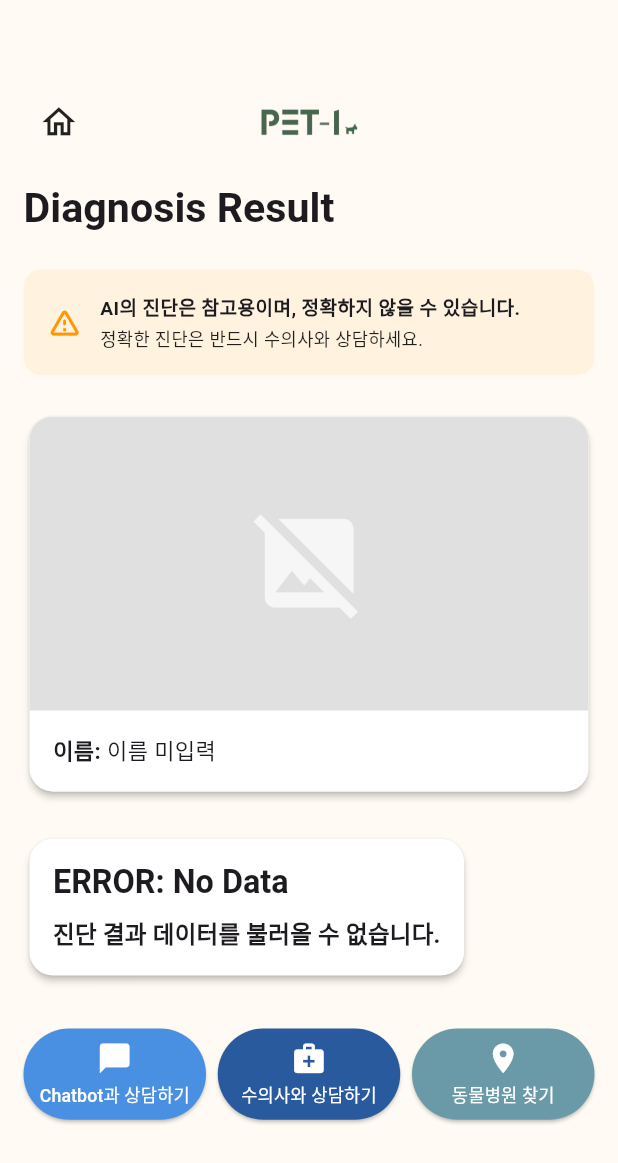
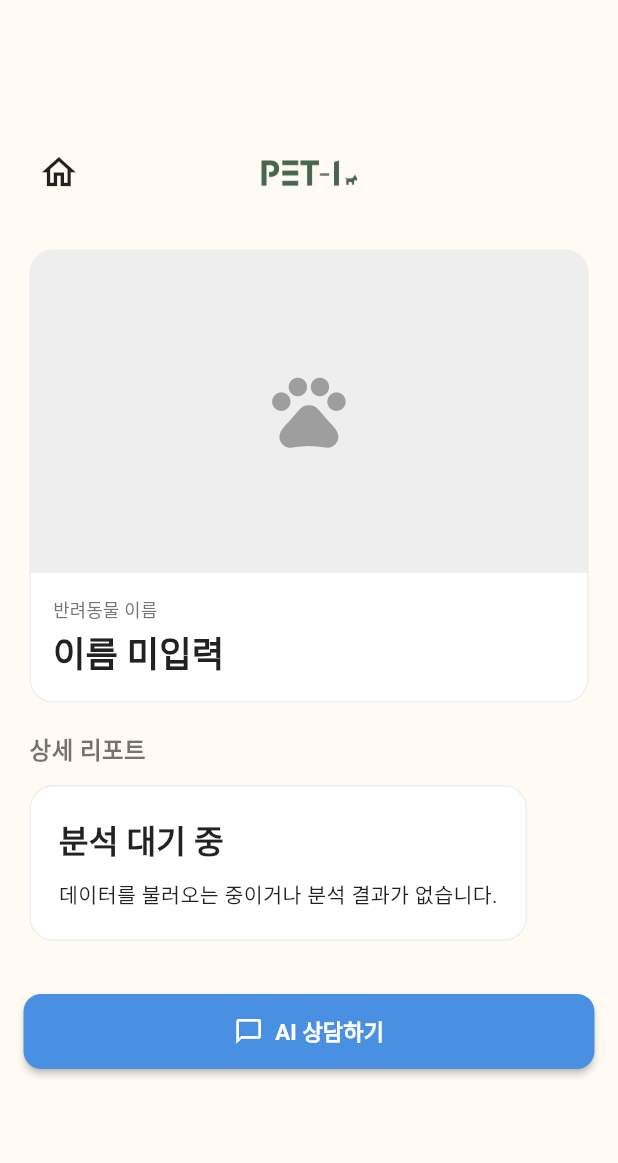
Before and after one commit to pepiproject2025-lang/App, a Flutter app: the DiagResult screen opened by its route, on a phone screen of 412 x 824 dp. Shown: the top 1163 px of the screen. Run offline on Flutter 3.47's test engine with Material 3 defaults, Android fonts, the phone set to English and light mode, and no system bars; drawn by our look-alikes of flutter_markdown; our stand-ins replace image_picker.

Commit message:
Update diag_result_page.dart

```diff
--- a/lib/pages/diag_result_page.dart
+++ b/lib/pages/diag_result_page.dart
@@ -1,12 +1,12 @@
 import 'package:flutter/material.dart';
 import 'package:flutter_markdown/flutter_markdown.dart';
-import 'diag_start_page.dart'; // '/start'에서 사용할 페이지
 import 'dart:typed_data';
 
 const String kDummyMarkdown = '''
-# ERROR: No Data
-## 진단 결과 데이터를 불러올 수 없습니다.
+# 분석 대기 중
+데이터를 불러오는 중이거나 분석 결과가 없습니다.
 ''';
+
 class DiagResult extends StatelessWidget {
   const DiagResult({super.key});
 
@@ -14,19 +14,24 @@ class DiagResult extends StatelessWidget {
   Widget build(BuildContext context) {
     final Color primaryColor = const Color(0xFF4A90E2);
     final Color cardColor = Colors.white;
-    final Color warningColor = const Color(0xFFFFF3E0);
+    // final Color warningColor = const Color(0xFFFFF3E0); // 경고문구 색상
     final TextTheme textTheme = Theme.of(context).textTheme;
 
     final args = ModalRoute.of(context)?.settings.arguments;
+
+    // 데이터 변수 초기화
     String markdown = kDummyMarkdown;
     String petName = "이름 미입력";
     Uint8List? imageBytes;
     String? caseId;
-    dynamic diagnosis;
 
-    if (args is Map){
+    // 🔹 진단명과 증상 파싱을 위한 변수
+    String? diagnosisTitle;
+    List<String> symptomsList = [];
+
+    if (args is Map) {
       final argMd = args['markdown'] as String?;
-      if (argMd != null) {
+      if (argMd != null && argMd.isNotEmpty) {
         markdown = argMd;
       }
       final argName = args['name'] as String?;
@@ -41,11 +46,20 @@ class DiagResult extends StatelessWidget {
       if (argCaseId != null) {
         caseId = argCaseId;
       }
-      diagnosis = args['diagnosis'];
+
+      // 🔹 진단 결과 객체(JSON) 파싱
+      final diagData = args['diagnosis'];
+      if (diagData is Map) {
+        diagnosisTitle = diagData['diagnosis']?.toString();
+        if (diagData['symptoms'] is List) {
+          symptomsList = (diagData['symptoms'] as List)
+              .map((e) => e.toString())
+              .toList();
+        }
+      }
     } else if (args is String) {
       markdown = args;
     }
-
 
     return SafeArea(
       child: Center(
@@ -56,75 +70,43 @@ class DiagResult extends StatelessWidget {
             child: Column(
               crossAxisAlignment: CrossAxisAlignment.start,
               children: [
-                // 🔹 상단 홈 아이콘
-                Row(
-                  children: [
-                    // 왼쪽 홈 아이콘
-                    IconButton(
-                      icon: const Icon(Icons.home_outlined, color: Colors.black87, size: 27),
-                      splashRadius: 22,
-                      onPressed: () {
-                        if (caseId == null){
-                          ScaffoldMessenger.of(context).showSnackBar(
-                            const SnackBar(
-                              content: Text('진단 기록이 저장되지 않았습니다.'),
-                            ),
-                          );
-                          return;
-                        }
-                        Navigator.pushNamedAndRemoveUntil(
-                          context,
-                          '/start',
-                          (route) => false,
-                          arguments: {
-                            'caseId': caseId,
-                            'diagnosis': diagnosis,
-                          },
-                        );
-                      },
-                    ),
+                // 1. 상단 네비게이션 (홈 아이콘)
+                _buildTopBar(context, caseId, diagData: args is Map ? args['diagnosis'] : null),
 
-                    // 가운데 로고
-                    Expanded(
-                      child: Center(
-                        child: Image.asset(
-                          'assets/logo_img.png',
-                          height: 20,
-                        ),
-                      ),
-                    ),
+                const SizedBox(height: 24),
 
-                    // 오른쪽 공간 확보 (아이콘과 균형 맞추기)
-                    const SizedBox(width: 48), // IconButton 크기만큼 맞춰줌
-                  ],
+                // 2. 이미지 & 이름 카드
+                _buildProfileCard(
+                  cardColor,
+                  textTheme,
+                  petName,
+                  caseId,
+                  imageBytes,
                 ),
 
                 const SizedBox(height: 16),
 
-                // 제목
-                Padding(
-                  padding: const EdgeInsets.only(bottom: 24.0),
+                // 3. [핵심] 진단명 & 증상 요약 카드 (새로 추가된 부분)
+                if (diagnosisTitle != null)
+                  _buildDiagnosisSummaryCard(cardColor, textTheme, diagnosisTitle, symptomsList),
+
+                // 진단명이 없는 경우(에러 등)에는 표시 안 함
+                if (diagnosisTitle != null)
+                  const SizedBox(height: 16),
+
+                // 4. 진단 보고서 (마크다운)
+                const Padding(
+                  padding: EdgeInsets.only(left: 4, bottom: 8),
                   child: Text(
-                    'Diagnosis Result',
-                    style: textTheme.headlineMedium?.copyWith(fontWeight: FontWeight.bold),
+                    '상세 리포트',
+                    style: TextStyle(fontSize: 16, fontWeight: FontWeight.bold, color: Colors.black54),
                   ),
                 ),
+                _buildDetailsCard(cardColor, textTheme, markdown),
 
-                _buildWarningCard(warningColor),
-                const SizedBox(height: 24),
-
-                _buildResultSummaryCard(
-                  cardColor,
-                  primaryColor,
-                  textTheme,
-                  petName,
-                  imageBytes,
-                ),
-                const SizedBox(height: 24),
-
-                _buildDetailsCard(cardColor, textTheme, markdown),
                 const SizedBox(height: 32),
 
+                // 5. 하단 액션 버튼들
                 _buildActionButtons(context, caseId),
                 const SizedBox(height: 20),
               ],
@@ -135,30 +117,98 @@ class DiagResult extends StatelessWidget {
     );
   }
 
-  Widget _buildWarningCard(Color warningColor) {
-    return Container(
-      padding: const EdgeInsets.all(16),
-      decoration: BoxDecoration(
-        color: warningColor,
-        borderRadius: BorderRadius.circular(12),
+  // 상단 네비게이션 바
+  Widget _buildTopBar(BuildContext context, String? caseId, {dynamic diagData}) {
+    return Row(
+      children: [
+        IconButton(
+          icon: const Icon(Icons.home_outlined, color: Colors.black87, size: 28),
+          splashRadius: 22,
+          onPressed: () {
+            // 홈으로 갈 때 현재 진단 데이터를 넘겨줄지 여부 결정
+            if (caseId == null) {
+              Navigator.popUntil(context, ModalRoute.withName('/start'));
+            } else {
+              Navigator.pushNamedAndRemoveUntil(
+                context,
+                '/start',
+                (route) => false,
+                arguments: {
+                  'caseId': caseId,
+                  'diagnosis': diagData,
+                },
+              );
+            }
+          },
+        ),
+        Expanded(
+          child: Center(
+            child: Image.asset(
+              'assets/logo_img.png',
+              height: 20,
+            ),
+          ),
+        ),
+        const SizedBox(width: 48), // 아이콘 균형 맞추기
+      ],
+    );
+  }
+
+  // 1번 영역: 사진 + 이름 + CaseID
+  Widget _buildProfileCard(Color cardColor, TextTheme textTheme, String petName, String? caseId, Uint8List? imageBytes) {
+    return Card(
+      elevation: 0, // 깔끔하게 그림자 제거 (원하시면 숫자를 높이세요)
+      color: cardColor,
+      shape: RoundedRectangleBorder(
+        borderRadius: BorderRadius.circular(16),
+        side: BorderSide(color: Colors.grey.shade200, width: 1), // 얇은 테두리
       ),
-      child: Row(
+      child: Column(
+        crossAxisAlignment: CrossAxisAlignment.start,
         children: [
-          const Icon(Icons.warning_amber_rounded, color: Colors.orange),
-          const SizedBox(width: 12),
-          Flexible(
+          // 이미지 영역
+          ClipRRect(
+            borderRadius: const BorderRadius.vertical(top: Radius.circular(16)),
+            child: imageBytes != null
+                ? Image.memory(
+                    imageBytes,
+                    width: double.infinity,
+                    height: 220, // 사진 높이 조금 키움
+                    fit: BoxFit.cover,
+                  )
+                : Container(
+                    width: double.infinity,
+                    height: 220,
+                    color: Colors.grey[200],
+                    child: const Icon(Icons.pets, size: 60, color: Colors.grey),
+                  ),
+          ),
+
+          // 텍스트 영역
+          Padding(
+            padding: const EdgeInsets.all(16),
             child: Column(
-              crossAxisAlignment: CrossAxisAlignment.start,
-              children: const [
+              crossAxisAlignment: CrossAxisAlignment.start, // 좌측 정렬
+              children: [
                 Text(
-                  'AI의 진단은 참고용이며, 정확하지 않을 수 있습니다.',
-                  style: TextStyle(fontWeight: FontWeight.bold, fontSize: 13),
+                  '반려동물 이름',
+                  style: TextStyle(fontSize: 12, color: Colors.grey[600]),
                 ),
-                SizedBox(height: 2),
+                const SizedBox(height: 4),
                 Text(
-                  '정확한 진단은 반드시 수의사와 상담하세요.',
-                  style: TextStyle(fontSize: 12, color: Colors.black87),
+                  petName,
+                  style: textTheme.headlineSmall?.copyWith(
+                    fontWeight: FontWeight.bold,
+                    color: Colors.black87,
+                  ),
                 ),
+                if (caseId != null) ...[
+                  const SizedBox(height: 8),
+                  Text(
+                    'Case ID: $caseId',
+                    style: TextStyle(fontSize: 11, color: Colors.grey[400]),
+                  ),
+                ]
               ],
             ),
           ),
@@ -167,83 +217,110 @@ class DiagResult extends StatelessWidget {
     );
   }
 
-  Widget _buildResultSummaryCard(Color cardColor, Color primaryColor, TextTheme textTheme, String petName, Uint8List? imageBytes) {
-    return Card(
-      elevation: 2,
-      color: cardColor,
-      shape: RoundedRectangleBorder(borderRadius: BorderRadius.circular(16)),
+  // 2번 영역: 진단명 + 증상 리스트 (핵심)
+  Widget _buildDiagnosisSummaryCard(Color cardColor, TextTheme textTheme, String? title, List<String> symptoms) {
+    return Container(
+      width: double.infinity,
+      padding: const EdgeInsets.all(20),
+      decoration: BoxDecoration(
+        color: cardColor,
+        borderRadius: BorderRadius.circular(16),
+        border: Border.all(color: const Color(0xFF4A90E2).withOpacity(0.3), width: 1.5), // 강조 테두리
+        boxShadow: [
+          BoxShadow(
+            color: const Color(0xFF4A90E2).withOpacity(0.08),
+            blurRadius: 12,
+            offset: const Offset(0, 4),
+          ),
+        ],
+      ),
       child: Column(
-        crossAxisAlignment: CrossAxisAlignment.start,
+        crossAxisAlignment: CrossAxisAlignment.start, // 좌측 정렬
         children: [
-          ClipRRect(
-            borderRadius: const BorderRadius.vertical(top: Radius.circular(16)),
-            child: imageBytes != null
-                ? Image.memory(
-                    imageBytes,
-                    width: double.infinity,
-                    height: 200,
-                    fit: BoxFit.cover,
-                  )
-                : Container(
-                    width: double.infinity,
-                    height: 200,
-                    color: Colors.grey[300],
-                    child: const Icon(Icons.image_not_supported, size: 80, color: Colors.white70),
-                  ),
+          const Text(
+            '진단 결과',
+            style: TextStyle(fontSize: 13, fontWeight: FontWeight.w600, color: Color(0xFF4A90E2)),
           ),
-          Padding(
-            padding: const EdgeInsets.all(16),
-            child: Column(
-              crossAxisAlignment: CrossAxisAlignment.start,
-              children: [
-                _buildInfoText(textTheme, '이름', petName),
-                // const SizedBox(height: 8),
-                // _buildInfoText(textTheme, '나이', '3살'),
-                // const SizedBox(height: 8),
-                // _buildInfoText(textTheme, '사용자', 'aaaa@gmail.com'),
-              ],
+          const SizedBox(height: 6),
+          // 진단명 (크게)
+          Text(
+            title ?? '분석 중...',
+            style: textTheme.headlineMedium?.copyWith(
+              fontWeight: FontWeight.w800,
+              color: Colors.black87,
+              height: 1.2,
             ),
           ),
+          const SizedBox(height: 16),
+
+          // 증상 리스트 (Divider로 구분)
+          if (symptoms.isNotEmpty) ...[
+            const Divider(height: 1, thickness: 1, color: Color(0xFFEEEEEE)),
+            const SizedBox(height: 16),
+            const Text(
+              '발견된 주요 증상',
+              style: TextStyle(fontSize: 13, fontWeight: FontWeight.w600, color: Colors.black54),
+            ),
+            const SizedBox(height: 10),
+            Wrap(
+              spacing: 8.0, // 가로 간격
+              runSpacing: 8.0, // 세로 간격
+              children: symptoms.map((symptom) {
+                return Container(
+                  padding: const EdgeInsets.symmetric(horizontal: 12, vertical: 6),
+                  decoration: BoxDecoration(
+                    color: const Color(0xFFF5F7FA), // 연한 회색 배경
+                    borderRadius: BorderRadius.circular(8),
+                    border: Border.all(color: Colors.grey.shade300),
+                  ),
+                  child: Text(
+                    symptom,
+                    style: const TextStyle(
+                      fontSize: 14,
+                      color: Colors.black87,
+                      fontWeight: FontWeight.w500,
+                    ),
+                  ),
+                );
+              }).toList(),
+            ),
+          ]
         ],
       ),
     );
   }
 
-  Widget _buildInfoText(TextTheme textTheme, String title, String value) {
-    return Text.rich(
-      TextSpan(
-        style: textTheme.bodyMedium?.copyWith(fontSize: 15),
-        children: [
-          TextSpan(
-            text: '$title: ',
-            style: const TextStyle(fontWeight: FontWeight.bold),
-          ),
-          TextSpan(text: value),
-        ],
-      ),
-    );
-  }
-
+  // 3번 영역: 마크다운 상세 보고서
   Widget _buildDetailsCard(Color cardColor, TextTheme textTheme, String markdown) {
     return Card(
-      elevation: 2,
+      elevation: 0,
       color: cardColor,
-      shape: RoundedRectangleBorder(borderRadius: BorderRadius.circular(16)),
+      shape: RoundedRectangleBorder(
+        borderRadius: BorderRadius.circular(16),
+        side: BorderSide(color: Colors.grey.shade200),
+      ),
       child: Padding(
-        padding: const EdgeInsets.all(16.0),
+        padding: const EdgeInsets.all(20.0),
         child: MarkdownBody(
+          data: markdown,
           styleSheet: MarkdownStyleSheet(
-            h1: textTheme.titleLarge?.copyWith(fontWeight: FontWeight.bold),
-            h2: textTheme.titleMedium?.copyWith(fontWeight: FontWeight.bold),
-            p: textTheme.bodyMedium?.copyWith(height: 1.5),
-            listBullet: textTheme.bodyMedium,
+            // 텍스트 스타일 정의 (marginTop 삭제함)
+            h1: textTheme.titleLarge?.copyWith(fontWeight: FontWeight.bold, height: 1.5, color: Colors.black87),
+            h2: textTheme.titleMedium?.copyWith(fontWeight: FontWeight.bold, height: 1.5, color: Colors.black87),
+            p: textTheme.bodyMedium?.copyWith(height: 1.6, color: Colors.black87),
+            listBullet: textTheme.bodyMedium?.copyWith(color: Colors.black54),
+            strong: const TextStyle(fontWeight: FontWeight.bold, color: Color(0xFF4A90E2)),
+
+            // ✅ 여백은 여기서 설정해야 합니다
+            h2Padding: const EdgeInsets.only(top: 20, bottom: 8),
+            pPadding: const EdgeInsets.only(bottom: 8),
           ),
-          data: markdown,
         ),
       ),
     );
   }
 
+  // 하단 버튼들
   Widget _buildActionButtons(BuildContext context, String? caseId) {
     return Row(
       mainAxisAlignment: MainAxisAlignment.center,
@@ -253,15 +330,14 @@ class DiagResult extends StatelessWidget {
             style: ElevatedButton.styleFrom(
               backgroundColor: const Color(0xFF4A90E2),
               foregroundColor: Colors.white,
-              shape: const StadiumBorder(),
-              padding: const EdgeInsets.symmetric(vertical: 8),
+              shape: RoundedRectangleBorder(borderRadius: BorderRadius.circular(12)),
+              padding: const EdgeInsets.symmetric(vertical: 14),
+              elevation: 2,
             ),
             onPressed: () {
               if (caseId == null){
                 ScaffoldMessenger.of(context).showSnackBar(
-                  const SnackBar(
-                    content: Text('진단 기록이 저장되지 않았습니다.'),
-                  ),
+                  const SnackBar(content: Text('진단 기록이 저장되지 않았습니다.')),
                 );
                 return;
               }
@@ -269,56 +345,17 @@ class DiagResult extends StatelessWidget {
                 'caseId': caseId,
               });
             },
-            child: Column(
+            child: Row(
               mainAxisAlignment: MainAxisAlignment.center,
               children: const [
-                Icon(Icons.chat_bubble, size: 24),
-                SizedBox(height: 4),
-                Text('Chatbot과 상담하기', style: TextStyle(fontSize: 12)),
+                 Icon(Icons.chat_bubble_outline, size: 20),
+                 SizedBox(width: 8),
+                 Text('AI 상담하기', style: TextStyle(fontSize: 15, fontWeight: FontWeight.bold)),
               ],
             ),
           ),
         ),
-        const SizedBox(width: 8),
-        Expanded(
-          child: ElevatedButton(
-            style: ElevatedButton.styleFrom(
-              backgroundColor: const Color(0xFF2A5A9E),
-              foregroundColor: Colors.white,
-              shape: const StadiumBorder(),
-              padding: const EdgeInsets.symmetric(vertical: 8),
-            ),
-            onPressed: () {},
-            child: Column(
-              mainAxisAlignment: MainAxisAlignment.center,
-              children: const [
-                Icon(Icons.medical_services, size: 24),
-                SizedBox(height: 4),
-                Text('수의사와 상담하기', textAlign: TextAlign.center, style: TextStyle(fontSize: 12)),
-              ],
-            ),
-          ),
-        ),
-        const SizedBox(width: 8),
-        Expanded(
-          child: ElevatedButton(
-            style: ElevatedButton.styleFrom(
-              backgroundColor: const Color(0xFF6A99A8),
-              foregroundColor: Colors.white,
-              shape: const StadiumBorder(),
-              padding: const EdgeInsets.symmetric(vertical: 8),
-            ),
-            onPressed: () {},
-            child: Column(
-              mainAxisAlignment: MainAxisAlignment.center,
-              children: const [
-                Icon(Icons.location_on, size: 24),
-                SizedBox(height: 4),
-                Text('동물병원 찾기', style: TextStyle(fontSize: 12)),
-              ],
-            ),
-          ),
-        ),
+        // 필요 시 다른 버튼 추가 (수의사 상담 등)
       ],
     );
   }
```
